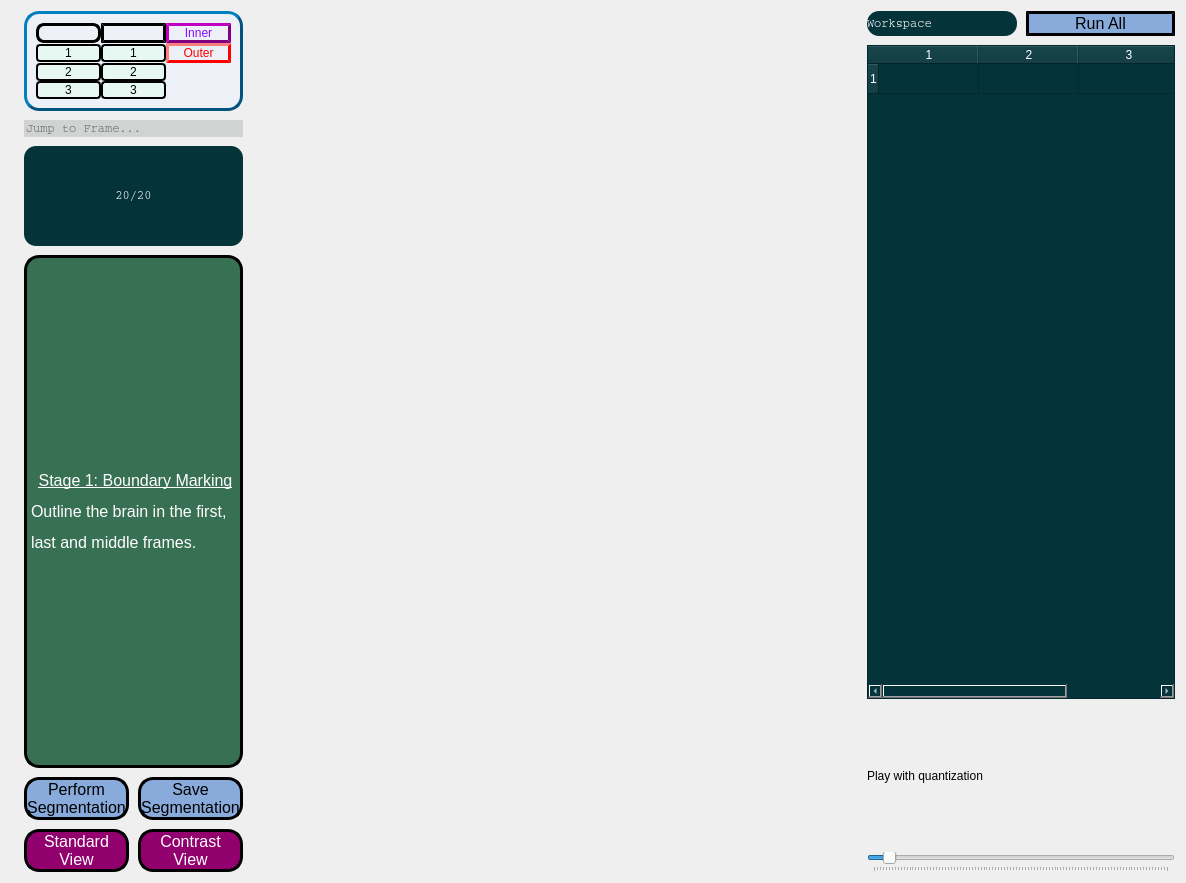
Qt form FetalMRI_Workspace.ui (EldanChodorov/Automated_FetalMRI) before a commit.
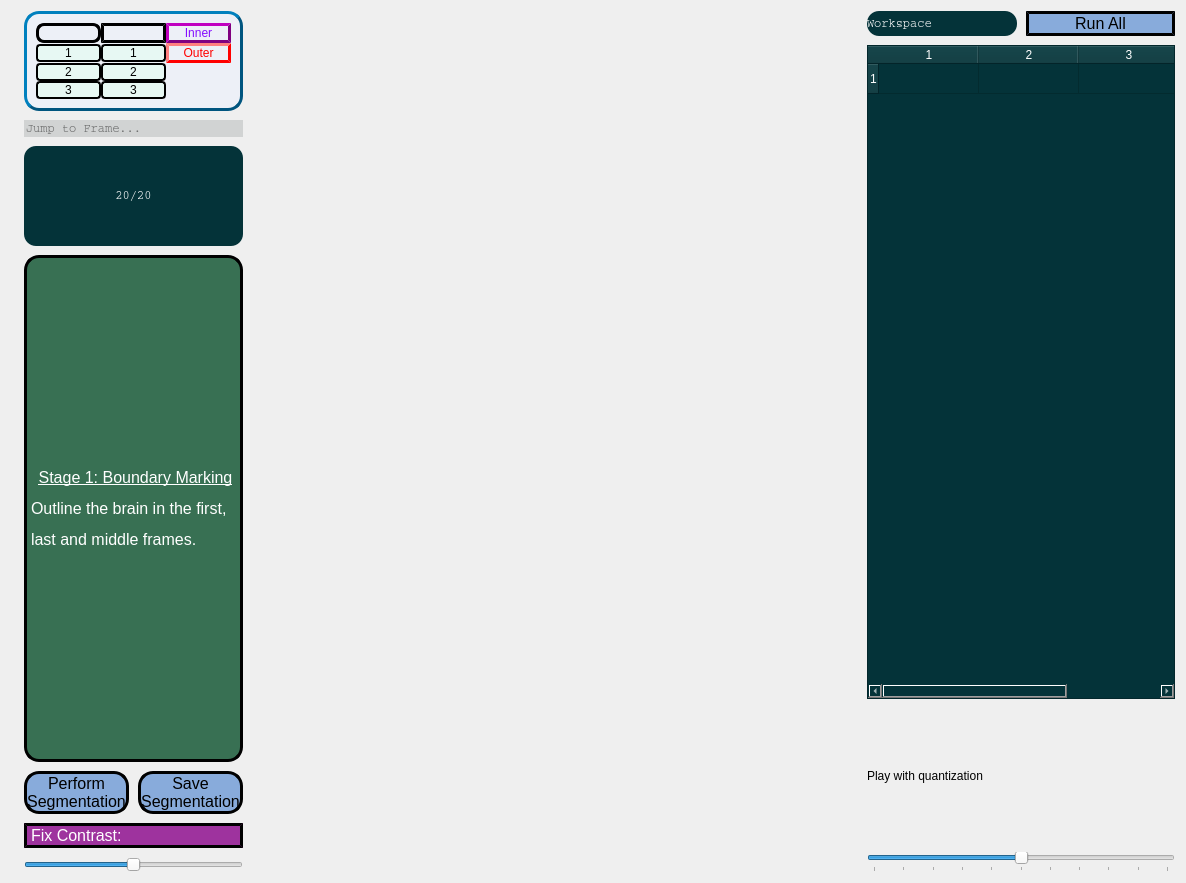
The same form after that commit. Icons and pictures are not drawn.

Commit message: added slider for contrast change

Diff of the .ui file:
```diff
--- a/FetalMRI_Workspace.ui
+++ b/FetalMRI_Workspace.ui
@@ -29,7 +29,7 @@
       <number>13</number>
      </property>
      <item>
-      <layout class="QHBoxLayout" name="ImageLayout" stretch="0,8,4">
+      <layout class="QHBoxLayout" name="ImageLayout" stretch="1,8,4">
        <property name="spacing">
         <number>9</number>
        </property>
@@ -37,7 +37,7 @@
         <number>0</number>
        </property>
        <item>
-        <layout class="QVBoxLayout" name="toolkitLayout" stretch="1,1,1,1,2">
+        <layout class="QVBoxLayout" name="toolkitLayout" stretch="1,1,1,1,0">
          <item>
           <widget class="QFrame" name="tool_kit">
            <property name="sizePolicy">
@@ -356,24 +356,10 @@
           </widget>
          </item>
          <item>
-          <layout class="QGridLayout" name="gridLayout_4">
-           <item row="1" column="1">
-            <widget class="QPushButton" name="contrast_view_btn">
-             <property name="whatsThis">
-              <string>Improve contrast of image</string>
-             </property>
-             <property name="styleSheet">
-              <string notr="true">background-color:rgb(145, 0, 109); color: white; font-weight: regular; font-size: 12pt;
-border-radius: 15px; border-color: black; border-width: 3px; 
-border-style: outset;</string>
-             </property>
-             <property name="text">
-              <string>Contrast 
-View</string>
-             </property>
-            </widget>
-           </item>
-           <item row="0" column="0">
+          <layout class="QVBoxLayout" name="verticalLayout_3">
+           <item>
+            <layout class="QHBoxLayout" name="horizontalLayout_3">
+             <item>
             <widget class="QPushButton" name="perform_seg_btn">
              <property name="styleSheet">
               <string notr="true">background-color:#88abdb; color: black; font-weight: regular; font-size: 12pt;
@@ -387,23 +373,7 @@
              </property>
             </widget>
            </item>
-           <item row="1" column="0">
-            <widget class="QPushButton" name="standard_view_btn">
-             <property name="enabled">
-              <bool>false</bool>
-             </property>
-             <property name="styleSheet">
-              <string notr="true">background-color:rgb(145, 0, 109); color: white; font-weight: regular; font-size: 12pt;
-border-radius: 15px; border-color: black; border-width: 3px; 
-border-style: outset;</string>
-             </property>
-             <property name="text">
-              <string>Standard 
-View</string>
-             </property>
-            </widget>
-           </item>
-           <item row="0" column="1">
+             <item>
             <widget class="QPushButton" name="save_seg_btn">
              <property name="enabled">
               <bool>false</bool>
@@ -421,6 +391,35 @@
            </item>
           </layout>
          </item>
+           <item>
+            <widget class="QLabel" name="contrast_label">
+             <property name="styleSheet">
+              <string notr="true">background-color: rgb(158, 51, 158);
+ color: white; font-weight: regular; font-size: 12pt;
+border-radius: 15px; border-color: black; border-width: 3px; 
+border-style: outset;
+</string>
+             </property>
+             <property name="text">
+              <string>Fix Contrast:</string>
+             </property>
+            </widget>
+           </item>
+           <item>
+            <widget class="QSlider" name="contrast_slider">
+             <property name="maximum">
+              <number>10</number>
+             </property>
+             <property name="value">
+              <number>5</number>
+             </property>
+             <property name="orientation">
+              <enum>Qt::Horizontal</enum>
+             </property>
+            </widget>
+           </item>
+          </layout>
+         </item>
         </layout>
        </item>
        <item>
@@ -503,6 +502,9 @@
              <property name="styleSheet">
               <string notr="true"/>
              </property>
+             <property name="maximum">
+              <number>10</number>
+             </property>
              <property name="sliderPosition">
               <number>5</number>
              </property>
```
Left out of the diff: 6 changed lines with no effect on the pictures. Lines whose indentation alone changed are shown as unchanged. The commit also changes 7 other files.
